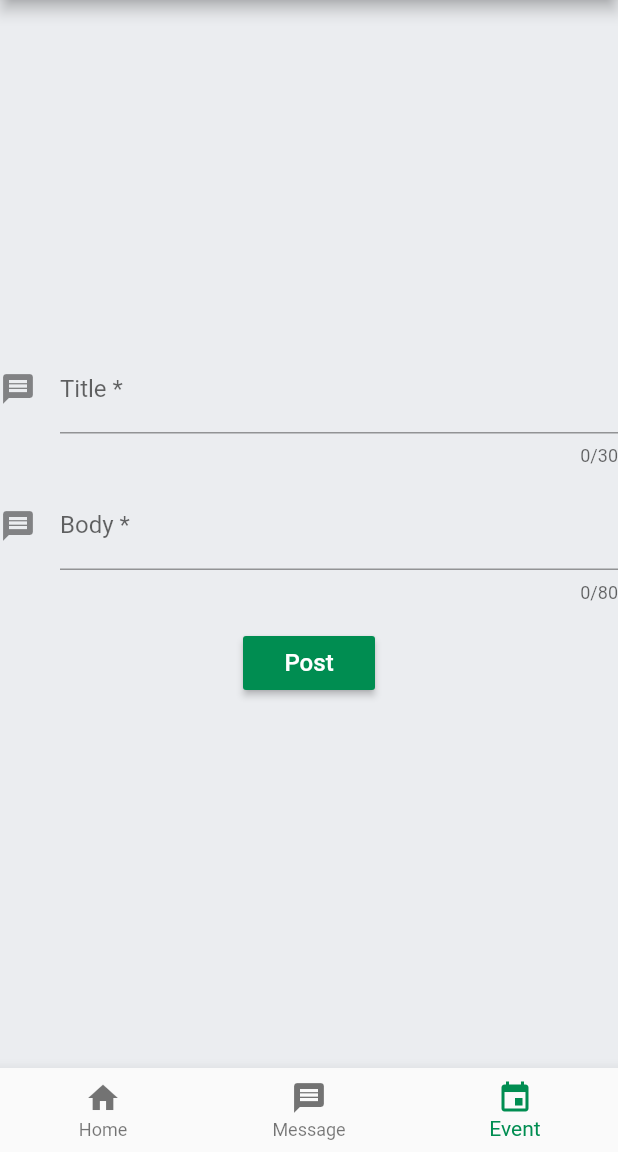
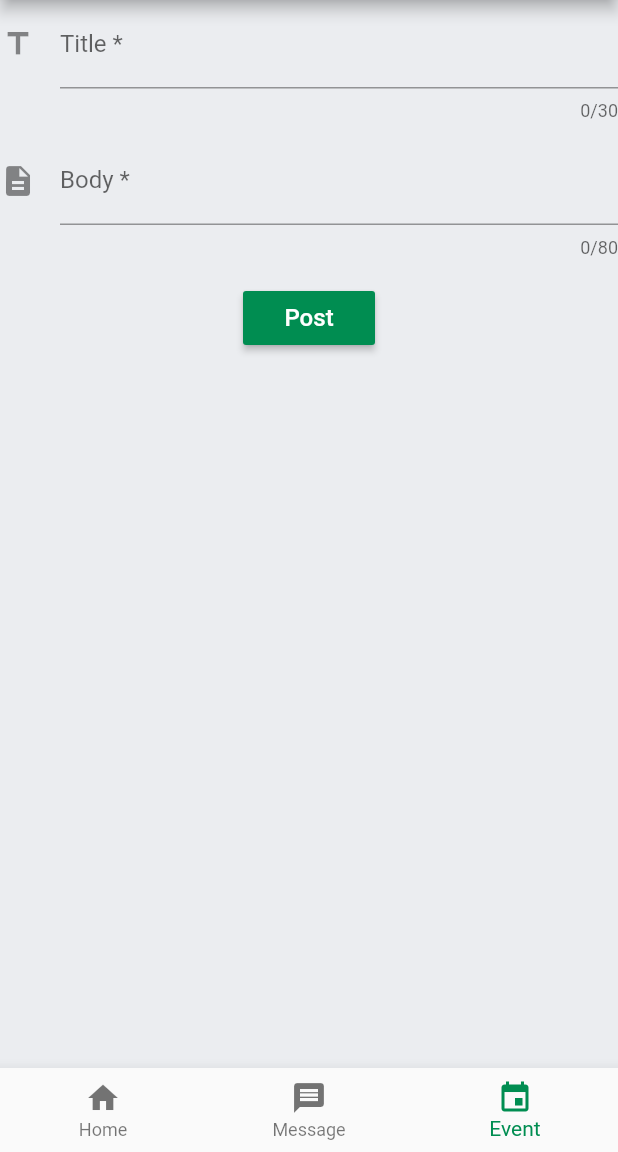
Before and after one commit to YemaneAbrha/Nasa-Admin, a Flutter app: the screen it shows after launch, item 3 of the bottom bar chosen, on a phone screen of 412 x 824 dp, the part 84-1236 px from its top. Run offline on Flutter 3.47's test engine with Material 2 defaults, Android fonts, the phone set to English and light mode, and no system bars.

Commit message:
Working in Event Page

```diff
--- a/lib/Presentation/body/event.dart
+++ b/lib/Presentation/body/event.dart
@@ -14,13 +14,14 @@ class _EventPageState extends State<EventPage> {
   Widget build(BuildContext context) {
     return Form(
         key: _formKey,
-      child: Column(
+        child: ListView(children: <Widget>[
+          Column(
             crossAxisAlignment: CrossAxisAlignment.center,
             mainAxisAlignment: MainAxisAlignment.center,
             children: <Widget>[
               TextFormField(
                 decoration: const InputDecoration(
-              icon: Icon(Icons.message),
+                  icon: Icon(Icons.title),
                   labelText: "Title *",
                 ),
                 maxLength: 30,
@@ -39,7 +40,7 @@ class _EventPageState extends State<EventPage> {
               ),
               TextFormField(
                 decoration: const InputDecoration(
-              icon: Icon(Icons.message),
+                  icon: Icon(Icons.description),
                   labelText: "Body *",
                 ),
                 maxLength: 80,
@@ -68,8 +69,8 @@ class _EventPageState extends State<EventPage> {
                     color: Color.fromRGBO(0, 141, 81, 1.0),
                     onPressed: () {
                       if (_formKey.currentState.validate()) {
-                    Scaffold.of(context)
-                        .showSnackBar(SnackBar(content: Text('Processing...')));
+                        Scaffold.of(context).showSnackBar(
+                            SnackBar(content: Text('Processing...')));
                       }
                     },
                   ),
@@ -77,6 +78,6 @@ class _EventPageState extends State<EventPage> {
               ),
             ],
           ),
-    );
+        ]));
   }
 }
```
Lines whose indentation alone changed are shown as unchanged.
